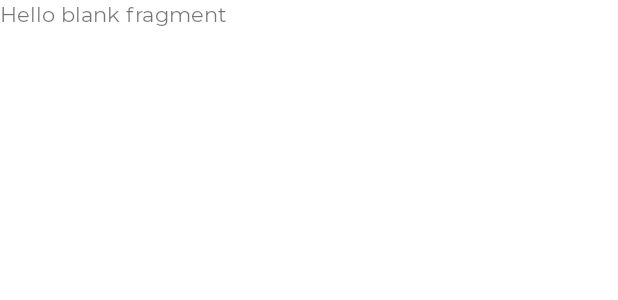
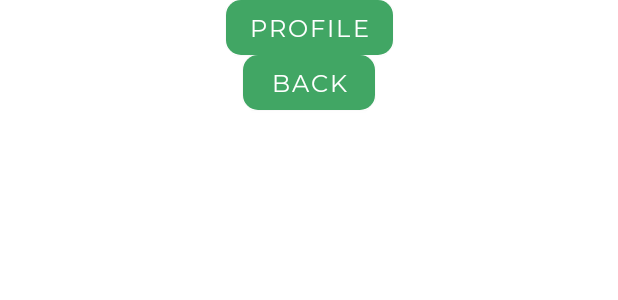
Before and after one commit to D1maD1m0nd/SarawanTestExample, an Android app: the layout fragment_catalog.xml on its own in the app's theme, with its tools: preview values and no code run, on a phone screen of 412 x 824 dp. Shown: the top 300 px of the screen. Run offline under Robolectric (Android 15) with nearby library versions, the phone set to English and light mode, and no system bars.

Commit message:
add CatalogFragment sample nav fragment

```diff
--- /dev/null
+++ b/app/src/main/java/com/example/sarawan/framework/INavigation.kt
@@ -0,0 +1,6 @@
+package com.example.sarawan.framework
+
+interface INavigation {
+    fun onFragmentBackStack()
+    fun onFragmentNext()
+}
--- a/app/src/main/res/layout/fragment_catalog.xml
+++ b/app/src/main/res/layout/fragment_catalog.xml
@@ -1,14 +1,27 @@
 <?xml version="1.0" encoding="utf-8"?>
-<FrameLayout xmlns:android="http://schemas.android.com/apk/res/android"
+<androidx.constraintlayout.widget.ConstraintLayout xmlns:android="http://schemas.android.com/apk/res/android"
+    xmlns:app="http://schemas.android.com/apk/res-auto"
     xmlns:tools="http://schemas.android.com/tools"
     android:layout_width="match_parent"
     android:layout_height="match_parent"
     tools:context=".framework.ui.catalog.CatalogFragment">
 
-    <!-- TODO: Update blank fragment layout -->
-    <TextView
-        android:layout_width="match_parent"
-        android:layout_height="match_parent"
-        android:text="@string/hello_blank_fragment" />
 
-</FrameLayout>
+    <com.google.android.material.button.MaterialButton
+        android:id="@+id/next_button"
+        android:layout_width="wrap_content"
+        android:layout_height="wrap_content"
+        android:text="PROFILE"
+        app:layout_constraintEnd_toEndOf="parent"
+        app:layout_constraintStart_toStartOf="parent"
+        app:layout_constraintTop_toTopOf="parent" />
+
+    <com.google.android.material.button.MaterialButton
+        android:id="@+id/back_button"
+        android:layout_width="wrap_content"
+        android:layout_height="wrap_content"
+        android:text="BACK"
+        app:layout_constraintEnd_toEndOf="parent"
+        app:layout_constraintStart_toStartOf="parent"
+        app:layout_constraintTop_toBottomOf="@+id/next_button" />
+</androidx.constraintlayout.widget.ConstraintLayout>
--- a/app/src/main/res/navigation/mobile_navigation.xml
+++ b/app/src/main/res/navigation/mobile_navigation.xml
@@ -28,5 +28,9 @@
         android:id="@+id/catalogFragment"
         android:name="com.example.sarawan.framework.ui.catalog.CatalogFragment"
         android:label="fragment_catalog"
-        tools:layout="@layout/fragment_catalog" />
+        tools:layout="@layout/fragment_catalog" >
+        <action
+            android:id="@+id/action_catalogFragment_to_profileFragment"
+            app:destination="@id/profileFragment" />
+    </fragment>
 </navigation>
```
Also changed, not shown: app/src/main/java/com/example/sarawan/framework/ui/catalog/CatalogFragment.kt (+25 -1 lines).
